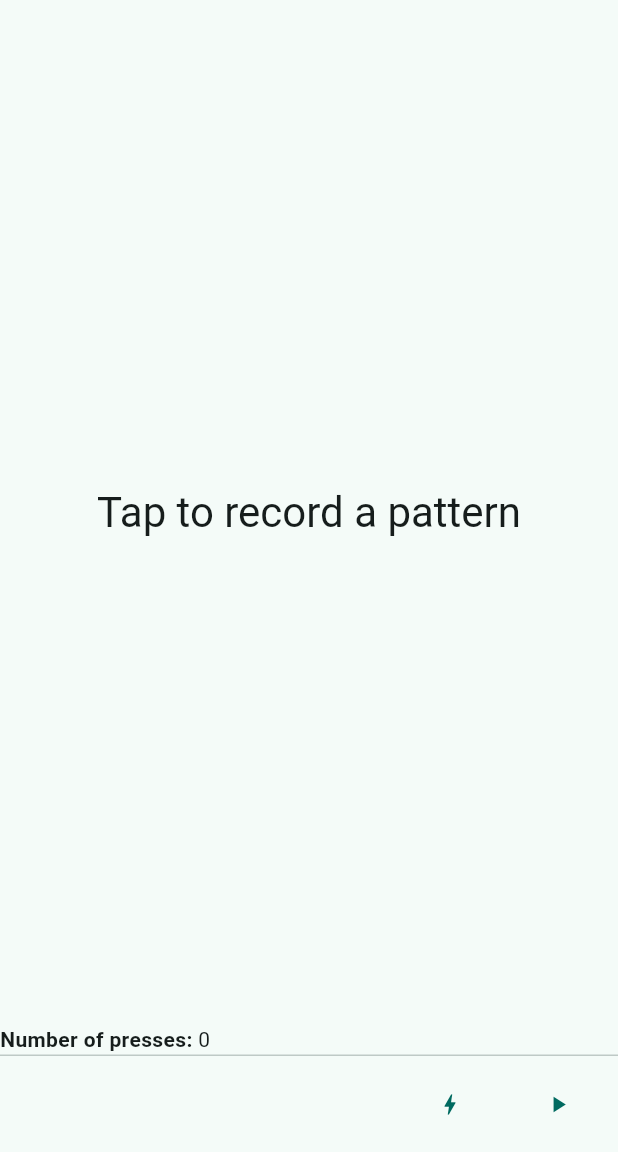
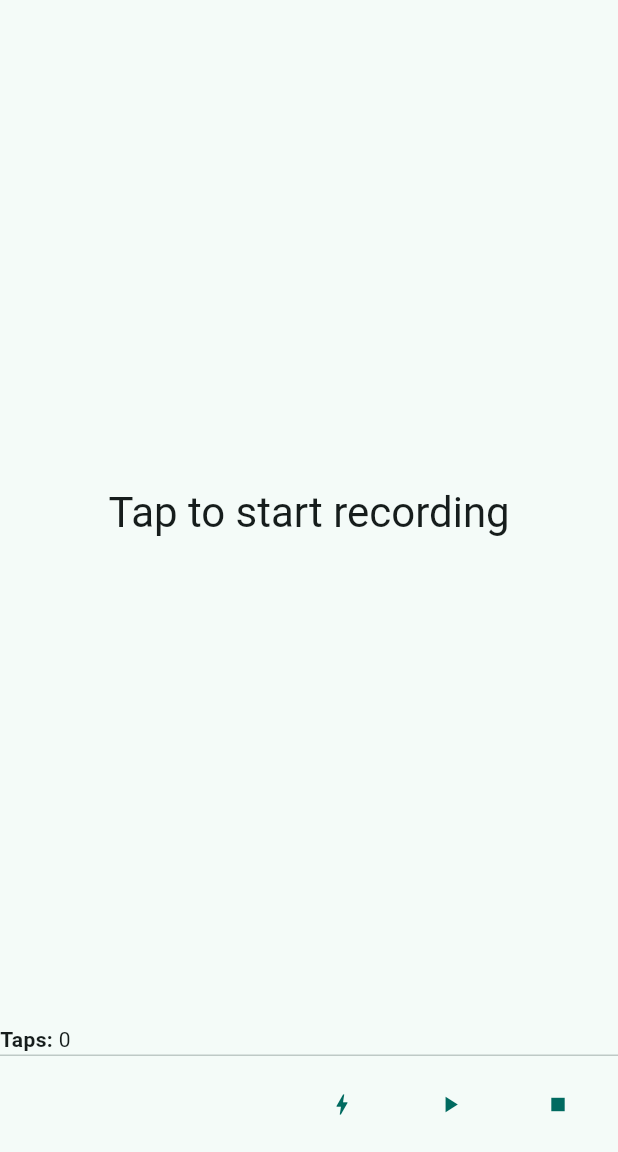
Before and after one commit to JosemyDuarte/Flashy, a Flutter app: the screen it shows after launch, on a phone screen of 412 x 824 dp, the part 84-1236 px from its top. Run offline on Flutter 3.47's test engine with Material 2 defaults, Android fonts, the phone set to English and light mode, and no system bars.

Commit message:
Improve texts

```diff
--- a/lib/main.dart
+++ b/lib/main.dart
@@ -44,9 +44,14 @@ class _MyHomePageState extends State<MyHomePage> {
   //field to record the timestamp of each press.
   List<DateTime> _presses = [];
   List<Duration> _durations = [];
+  bool recording = false;
+  String centerText = 'Tap to start recording';
 
   void _recordPress() {
     setState(() {
+      recording = true;
+      centerText = 'Recording...';
+
       // Record the current timestamp.
       _presses.add(DateTime.timestamp());
 
@@ -61,8 +66,21 @@ class _MyHomePageState extends State<MyHomePage> {
   // clean up the presses and durations
   void _clearPresses() {
     setState(() {
+      recording = false;
+      centerText = 'Tap to start recording';
       _presses = [];
       _durations = [];
+    });
+  }
+
+  // stop recording
+  void _stopRecording() {
+    setState(() {
+      recording = false;
+      if (_presses.length > 0) {
+        centerText = 'Hit play to start flashing';
+      } else
+        centerText = 'Tap to start recording';
     });
   }
 
@@ -79,16 +97,14 @@ class _MyHomePageState extends State<MyHomePage> {
         backgroundColor: Theme.of(context).colorScheme.inversePrimary,
         title: Text(widget.title),
       ),
-      body: GestureDetector(
-        onTap: _recordPress,
-        child: Column(
+      body: Column(
         children: <Widget>[
           Expanded(
             child: InkWell(
               onTap: _recordPress,
               child: Center(
                 child: Text(
-                    'Tap to record a pattern',
+                  '${centerText}',
                   style: Theme.of(context).textTheme.headlineMedium,
                 ),
               ),
@@ -97,7 +113,7 @@ class _MyHomePageState extends State<MyHomePage> {
           Row(
             children: [
               const Text(
-                  'Number of presses: ',
+                'Taps: ',
                 style: TextStyle(
                   fontWeight: FontWeight.bold,
                 ),
@@ -106,7 +122,6 @@ class _MyHomePageState extends State<MyHomePage> {
             ],
           )
         ],
-        ),
       ),
       persistentFooterButtons: <Widget>[
         TextButton(
@@ -125,6 +140,10 @@ class _MyHomePageState extends State<MyHomePage> {
           },
           child: const Icon(Icons.play_arrow),
         ),
+        TextButton(
+          onPressed: _stopRecording,
+          child: const Icon(Icons.stop),
+        ),
       ],
     );
   }
```
Lines whose indentation alone changed are shown as unchanged.
